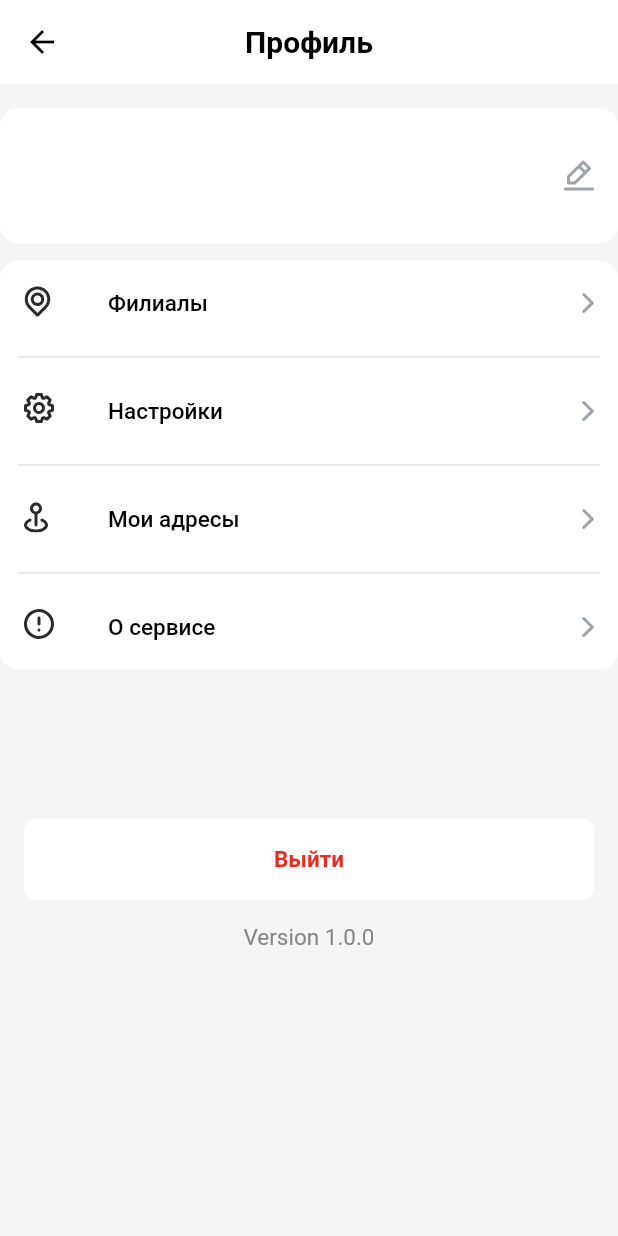
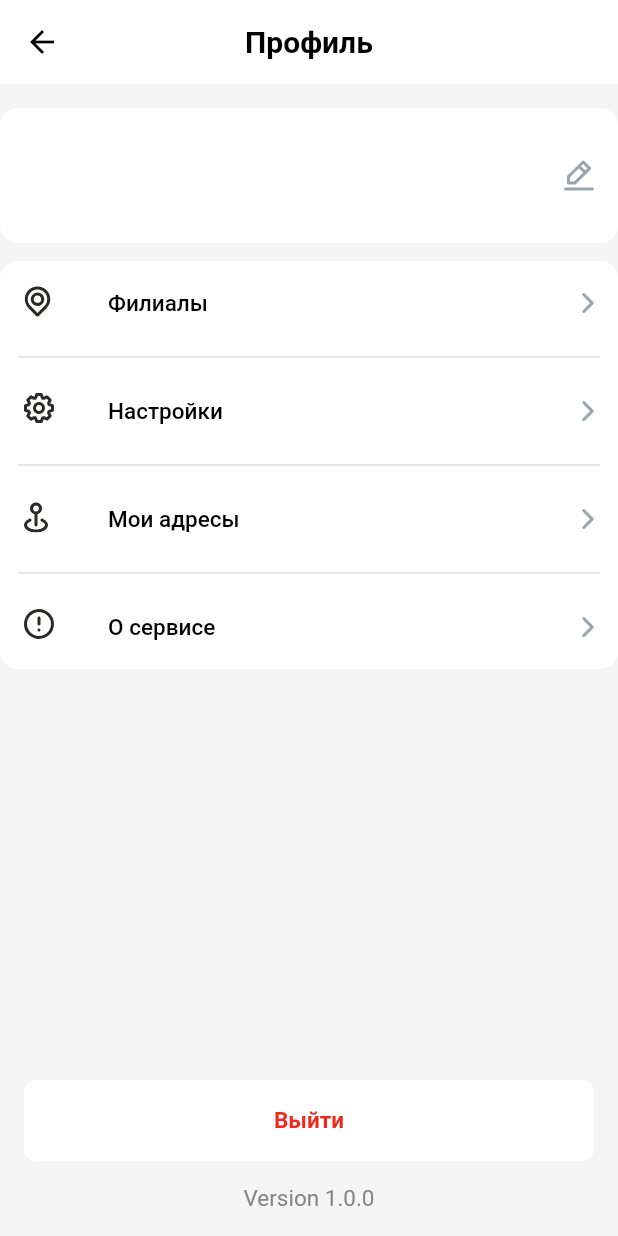
Before and after one commit to hasanboynazirboyev1/ploff_mobilee, a Flutter app: the ProfilePage screen opened directly, on a phone screen of 412 x 824 dp. Run offline on Flutter 3.47's test engine with Material 2 defaults, Android fonts, the phone set to English and light mode, and no system bars; our stand-ins replace bloc, dio, flutter_bloc, flutter_keyboard_visibility, flutter_svg, gap and 2 more; accounts and stored records are empty; network calls fail.

Commit message:
new branch

```diff
--- a/lib/data/datasouse/remote/confirm_login_api.dart
+++ b/lib/data/datasouse/remote/confirm_login_api.dart
@@ -7,7 +7,8 @@ import 'package:shared_preferences/shared_preferences.dart';
 import '../../../presentation/screens/home/main_home_page.dart';
 
 class ConfirmLoginApi {
-  static confirmLogin({String? token, String? number, String? code}) async {
+  static confirmLogin(context,
+      {String? token, String? number, String? code}) async {
     try {
       await Dio().post('$baseUrl/v1/customers/confirm-login',
           data: {'phone:': number, 'fcm_token': token, 'code': code},
@@ -15,8 +16,6 @@ class ConfirmLoginApi {
             'shipper': shipperId,
             'platform': '6bd7c2e3-d35e-47df-93ce-ed54ed53f95f'
           }));
-      SharedPreferences setBoolean = await SharedPreferences.getInstance();
-        setBoolean.setBool('isActive', true);
     } catch (e) {}
   }
 }
--- a/lib/data/datasouse/remote/register_confirm_api.dart
+++ b/lib/data/datasouse/remote/register_confirm_api.dart
@@ -16,12 +16,14 @@ class RegisterConfirmApi {
             'shipper': shipperId,
             'platform': '6bd7c2e3-d35e-47df-93ce-ed54ed53f95f'
           }));
-      SharedPreferences setBoolean = await SharedPreferences.getInstance();
-      await setBoolean.setBool('isActive', true);
+
       Navigator.pushAndRemoveUntil(
           context,
           MaterialPageRoute(builder: ((context) => const MainHomePage())),
           (route) => false);
+      final SharedPreferences setBoolean =
+          await SharedPreferences.getInstance();
+      await setBoolean.setBool('isActive', true);
     } catch (e) {}
   }
 }
--- a/lib/main.dart
+++ b/lib/main.dart
@@ -1,4 +1,5 @@
 import 'package:flutter/material.dart';
+import 'package:flutter/services.dart';
 import 'package:flutter_bloc/flutter_bloc.dart';
 import 'package:ploff_mobile/constants/app_constatnts.dart';
 import 'package:ploff_mobile/presentation/blocs/home/home_bloc.dart';
@@ -31,6 +32,11 @@ class MyApp extends StatelessWidget {
           iconTheme: IconThemeData(color: Colors.black),
           color: Color(0xffF5F5F5),
           elevation: 0,
+          systemOverlayStyle: SystemUiOverlayStyle(
+            statusBarColor: Colors.white,
+            statusBarIconBrightness: Brightness.dark,
+            statusBarBrightness: Brightness.light,
+          ),
         ),
       ),
       home: const MainHomePage(),
--- a/lib/presentation/blocs/main_bloc/main_event.dart
+++ b/lib/presentation/blocs/main_bloc/main_event.dart
@@ -8,3 +8,7 @@ class ActiveIndexEvent extends MainEvent{
   int? index;
   ActiveIndexEvent({this.index,this.context});
 }
+class ExitAccEvent extends MainEvent{
+  BuildContext? context;
+ExitAccEvent(this.context);
+}
--- a/lib/presentation/blocs/register/register_event.dart
+++ b/lib/presentation/blocs/register/register_event.dart
@@ -11,7 +11,10 @@ class SignNameEvent extends RegisterEvent{
   BuildContext? context;
   SignNameEvent(this.context);
 }
-class ConfirmLoginEvent extends RegisterEvent{}
+class ConfirmLoginEvent extends RegisterEvent{
+  BuildContext? context;
+  ConfirmLoginEvent(this.context);
+}
 class RegisterConfirmEvent extends RegisterEvent{
   BuildContext? context;
   RegisterConfirmEvent(this.context);
--- a/lib/presentation/blocs/register/register_state.dart
+++ b/lib/presentation/blocs/register/register_state.dart
@@ -21,4 +21,6 @@ class RegisterHomeState extends RegisterState {
     "assets/profil_icons/map.svg",
     "assets/profil_icons/oprog.svg",
   ];
+  String? phone;
+  String? name;
 }
--- a/lib/presentation/screens/profile/profile_page.dart
+++ b/lib/presentation/screens/profile/profile_page.dart
@@ -32,8 +32,7 @@ class _ProfilePageState extends State<ProfilePage> {
                   fontWeight: FontWeight.w600),
             ),
           ),
-          body: SingleChildScrollView(
-            child: Column(
+          body: Column(
             mainAxisAlignment: MainAxisAlignment.spaceBetween,
             children: [
               Column(
@@ -45,18 +44,18 @@ class _ProfilePageState extends State<ProfilePage> {
                       alignment: Alignment.center,
                       height: 90,
                       decoration: BoxDecoration(
-                            color: Color(0xffffffff),
+                          color: Colors.white,
                           borderRadius: BorderRadius.circular(12)),
                       child: ListTile(
                         title: Text(
-                            state.nameController.text,
+                          state.name ?? '',
                           style: const TextStyle(
                               color: Color(0xff000000),
                               fontSize: 20,
                               fontWeight: FontWeight.w600),
                         ),
                         subtitle: Text(
-                            state.numberController.text,
+                          state.phone ?? '',
                           style: const TextStyle(
                               fontSize: 15,
                               color: Color(0xff5F5F5F),
@@ -98,9 +97,10 @@ class _ProfilePageState extends State<ProfilePage> {
                           itemCount: 4))
                 ],
               ),
-                const Gap(100),
+                Spacer(),
 
               Column(
+                // mainAxisAlignment: MainAxisAlignment.spaceBetween,
                 children: const [
                   Padding(
                     padding:
@@ -123,7 +123,6 @@ class _ProfilePageState extends State<ProfilePage> {
               )
             ],
           ),
-          ),
         );
       } else {
         return Scaffold(
--- a/lib/presentation/widgets/show_dialog_widget.dart
+++ b/lib/presentation/widgets/show_dialog_widget.dart
@@ -9,6 +9,7 @@ class SHowDialogWidget extends StatelessWidget {
 
   @override
   Widget build(BuildContext context) {
+    final registerBloc = context.read<RegisterBloc>();
     return BlocBuilder<RegisterBloc, RegisterState>(
       builder: (context, state) {
         return InkWell(
@@ -52,7 +53,9 @@ class SHowDialogWidget extends StatelessWidget {
                                 ),
                               ),
                               InkWell(
-                                onTap: () {},
+                                onTap: () {
+                                  registerBloc.add(ExitAccEvent(context));
+                                },
                                 child: Container(
                                   padding: EdgeInsets.all(10),
                                   alignment: Alignment.center,
```
Also changed, not shown: lib/data/datasouse/remote/register_api.dart (+8 -2 lines), lib/data/datasouse/remote/sign_number.dart (+6 -6 lines), lib/presentation/blocs/main_bloc/main_bloc.dart (+12 -7 lines), lib/presentation/blocs/main_bloc/main_state.dart (+1 -6 lines), lib/presentation/blocs/register/register_bloc.dart (+21 -4 lines), lib/presentation/screens/register/confirm_logn_page.dart (+6 -11 lines). Lines whose indentation alone changed are shown as unchanged.
